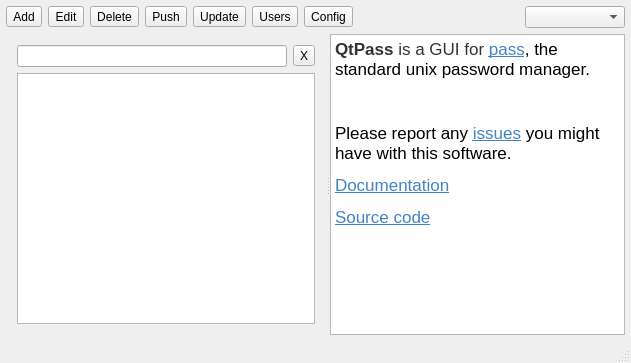
This is mainwindow.ui in IJHack/QtPass as Qt 5 draws it before an edit. The edited form follows.
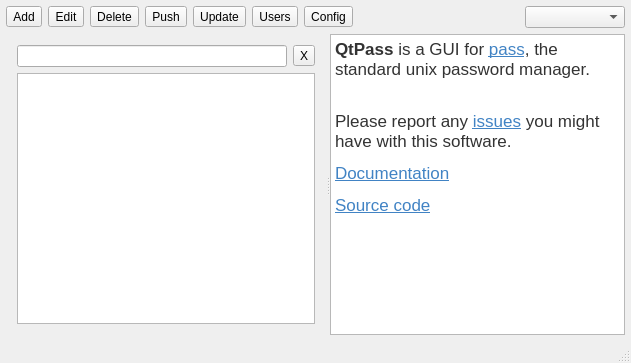
This is the edited form.

```diff
--- a/mainwindow.ui
+++ b/mainwindow.ui
@@ -160,12 +160,11 @@
         <string>&lt;!DOCTYPE HTML PUBLIC &quot;-//W3C//DTD HTML 4.0//EN&quot; &quot;http://www.w3.org/TR/REC-html40/strict.dtd&quot;&gt;
 &lt;html&gt;&lt;head&gt;&lt;meta name=&quot;qrichtext&quot; content=&quot;1&quot; /&gt;&lt;style type=&quot;text/css&quot;&gt;
 p, li { white-space: pre-wrap; }
-&lt;/style&gt;&lt;/head&gt;&lt;body style=&quot; font-family:'.Helvetica Neue DeskInterface'; font-size:13pt; font-weight:400; font-style:normal;&quot;&gt;
-&lt;p style=&quot; margin-top:12px; margin-bottom:12px; margin-left:0px; margin-right:0px; -qt-block-indent:0; text-indent:0px;&quot;&gt;&lt;span style=&quot; font-family:'Helvetica Neue,Helvetica,Segoe UI,Arial,freesans,sans-serif'; font-weight:600; color:#333333;&quot;&gt;QtPass&lt;/span&gt;&lt;span style=&quot; font-family:'Helvetica Neue,Helvetica,Segoe UI,Arial,freesans,sans-serif'; color:#333333;&quot;&gt; is a GUI for &lt;/span&gt;&lt;a href=&quot;http://www.passwordstore.org/&quot;&gt;&lt;span style=&quot; font-family:'Helvetica Neue,Helvetica,Segoe UI,Arial,freesans,sans-serif'; text-decoration: underline; color:#4183c4; background-color:transparent;&quot;&gt;pass&lt;/span&gt;&lt;/a&gt;, the standard unix password manager.&lt;/p&gt;
-&lt;p style=&quot;-qt-paragraph-type:empty; margin-top:12px; margin-bottom:12px; margin-left:0px; margin-right:0px; -qt-block-indent:0; text-indent:0px;&quot;&gt;&lt;br /&gt;&lt;/p&gt;
-&lt;p style=&quot; margin-top:12px; margin-bottom:12px; margin-left:0px; margin-right:0px; -qt-block-indent:0; text-indent:0px;&quot;&gt;Please report any &lt;a href=&quot;https://github.com/IJHack/qtpass/issues&quot;&gt;&lt;span style=&quot; text-decoration: underline; color:#4183c4;&quot;&gt;issues&lt;/span&gt;&lt;/a&gt; you might have with this software.&lt;/p&gt;
-&lt;p style=&quot; margin-top:12px; margin-bottom:12px; margin-left:0px; margin-right:0px; -qt-block-indent:0; text-indent:0px;&quot;&gt;&lt;a href=&quot;http://qtpass.org/&quot;&gt;&lt;span style=&quot; font-family:'Helvetica Neue,Helvetica,Segoe UI,Arial,freesans,sans-serif'; text-decoration: underline; color:#4183c4; background-color:transparent;&quot;&gt;Documentation&lt;/span&gt;&lt;/a&gt;&lt;/p&gt;
-&lt;p style=&quot; margin-top:12px; margin-bottom:12px; margin-left:0px; margin-right:0px; -qt-block-indent:0; text-indent:0px;&quot;&gt;&lt;a href=&quot;https://github.com/IJHack/qtpass&quot;&gt;&lt;span style=&quot; font-family:'Helvetica Neue,Helvetica,Segoe UI,Arial,freesans,sans-serif'; text-decoration: underline; color:#4183c4; background-color:transparent;&quot;&gt;Source code&lt;/span&gt;&lt;/a&gt;&lt;/p&gt;&lt;/body&gt;&lt;/html&gt;</string>
+&lt;/style&gt;&lt;/head&gt;&lt;body style=&quot; font-family:'Sans Serif'; font-size:9pt; font-weight:400; font-style:normal;&quot;&gt;
+&lt;p style=&quot; margin-top:12px; margin-bottom:12px; margin-left:0px; margin-right:0px; -qt-block-indent:0; text-indent:0px;&quot;&gt;&lt;span style=&quot; font-family:'Helvetica Neue,Helvetica,Segoe UI,Arial,freesans,sans-serif'; font-size:13pt; font-weight:600; color:#333333;&quot;&gt;QtPass&lt;/span&gt;&lt;span style=&quot; font-family:'Helvetica Neue,Helvetica,Segoe UI,Arial,freesans,sans-serif'; font-size:13pt; color:#333333;&quot;&gt; is a GUI for &lt;/span&gt;&lt;a href=&quot;http://www.passwordstore.org/&quot;&gt;&lt;span style=&quot; font-family:'Helvetica Neue,Helvetica,Segoe UI,Arial,freesans,sans-serif'; font-size:13pt; text-decoration: underline; color:#4183c4; background-color:transparent;&quot;&gt;pass&lt;/span&gt;&lt;/a&gt;&lt;span style=&quot; font-family:'Helvetica Neue,Helvetica,Segoe UI,Arial,freesans,sans-serif'; font-size:13pt; color:#333333;&quot;&gt;, the standard unix password manager.&lt;/span&gt;&lt;/p&gt;
+&lt;p style=&quot; margin-top:12px; margin-bottom:12px; margin-left:0px; margin-right:0px; -qt-block-indent:0; text-indent:0px;&quot;&gt;&lt;span style=&quot; font-family:'Helvetica Neue,Helvetica,Segoe UI,Arial,freesans,sans-serif'; font-size:13pt; color:#333333;&quot;&gt;&lt;br /&gt;Please report any &lt;/span&gt;&lt;a href=&quot;https://github.com/IJHack/qtpass/issues&quot;&gt;&lt;span style=&quot; font-family:'Helvetica Neue,Helvetica,Segoe UI,Arial,freesans,sans-serif'; font-size:13pt; text-decoration: underline; color:#4183c4;&quot;&gt;issues&lt;/span&gt;&lt;/a&gt;&lt;span style=&quot; font-family:'Helvetica Neue,Helvetica,Segoe UI,Arial,freesans,sans-serif'; font-size:13pt; color:#333333;&quot;&gt; you might have with this software.&lt;/span&gt;&lt;/p&gt;
+&lt;p style=&quot; margin-top:12px; margin-bottom:12px; margin-left:0px; margin-right:0px; -qt-block-indent:0; text-indent:0px;&quot;&gt;&lt;a href=&quot;http://qtpass.org/&quot;&gt;&lt;span style=&quot; font-family:'Helvetica Neue,Helvetica,Segoe UI,Arial,freesans,sans-serif'; font-size:13pt; text-decoration: underline; color:#4183c4; background-color:transparent;&quot;&gt;Documentation&lt;/span&gt;&lt;/a&gt;&lt;/p&gt;
+&lt;p style=&quot; margin-top:12px; margin-bottom:12px; margin-left:0px; margin-right:0px; -qt-block-indent:0; text-indent:0px;&quot;&gt;&lt;a href=&quot;https://github.com/IJHack/qtpass&quot;&gt;&lt;span style=&quot; font-family:'Helvetica Neue,Helvetica,Segoe UI,Arial,freesans,sans-serif'; font-size:13pt; text-decoration: underline; color:#4183c4; background-color:transparent;&quot;&gt;Source code&lt;/span&gt;&lt;/a&gt;&lt;/p&gt;&lt;/body&gt;&lt;/html&gt;</string>
        </property>
       </widget>
      </widget>
```
